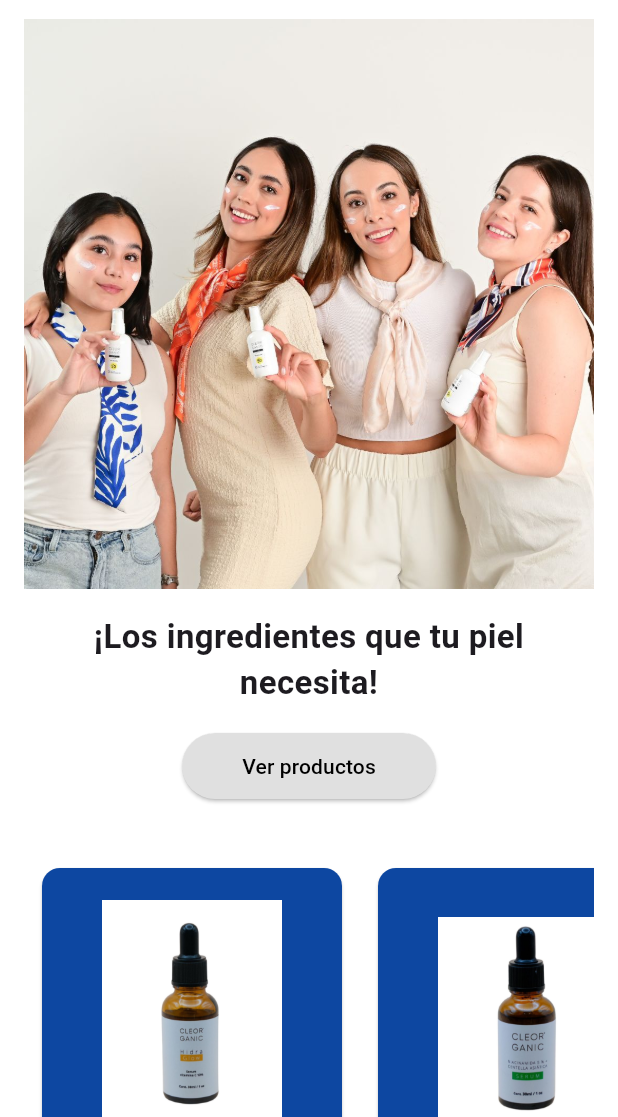
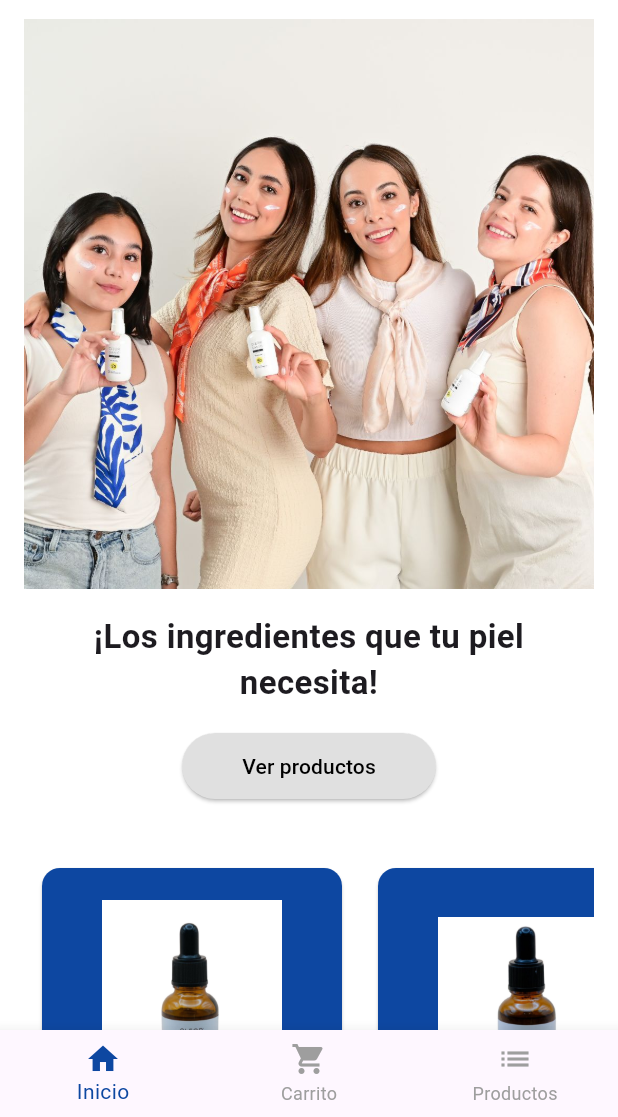
Before and after one commit to Pavito15/movilesProject, a Flutter app: the screen it shows after launch, on a phone screen of 412 x 824 dp, the part 119-1236 px from its top. Run offline on Flutter 3.47's test engine with Material 3 defaults, Android fonts, the phone set to English and light mode, and no system bars.

Commit message:
creacion de tabs

```diff
--- a/lib/main.dart
+++ b/lib/main.dart
@@ -1,6 +1,6 @@
 import 'package:flutter/material.dart';
+import 'package:project_v1/screens/Tab/tabs.dart';
 import 'package:project_v1/screens/login/signin.dart';
-import '../screens/home_screens.dart';
 
 void main() => runApp(const MyApp());
 
@@ -16,7 +16,7 @@ class MyApp extends StatelessWidget {
       ),
       initialRoute: '/',
       routes: {
-        '/': (context) => const HomeScreen(),
+        '/': (context) => const TabsScreen(), // Se inicia con TabsScreen
         '/profile': (context) => const Signin(),
       },
     );
--- /dev/null
+++ b/lib/screens/Tab/tabs.dart
@@ -0,0 +1,52 @@
+import 'package:flutter/material.dart';
+import 'package:project_v1/screens/home_screens.dart';
+import 'package:project_v1/screens/shoppyCar.dart';
+import 'package:project_v1/screens/productos.dart';
+import 'package:project_v1/models/productos.dart';
+import 'package:project_v1/widgets/menus/menu.dart';
+
+class TabsScreen extends StatefulWidget {
+  const TabsScreen({super.key});
+
+  @override
+  State<TabsScreen> createState() => _TabsScreenState();
+}
+
+class _TabsScreenState extends State<TabsScreen> {
+  int _selectedPageIndex = 0;
+  final List<Producto> carrito = [];
+
+  void _selectPage(int index) {
+    setState(() {
+      _selectedPageIndex = index;
+    });
+  }
+
+  @override
+  Widget build(BuildContext context) {
+    final List<Widget> pages = [
+      HomeScreen(onTabSelected: _selectPage),
+      ShoppyCar(carrito: carrito),
+      ProductosScreen(onProductSelected: (producto) {}),
+    ];
+
+    return Scaffold(
+      drawer: MenuDrawer(carrito: carrito, onTabSelected: _selectPage),
+      body: IndexedStack(
+        index: _selectedPageIndex,
+        children: pages,
+      ),
+      bottomNavigationBar: BottomNavigationBar(
+        onTap: _selectPage,
+        currentIndex: _selectedPageIndex,
+        selectedItemColor: Colors.blue.shade900,
+        unselectedItemColor: Colors.grey,
+        items: const [
+          BottomNavigationBarItem(icon: Icon(Icons.home), label: 'Inicio'),
+          BottomNavigationBarItem(icon: Icon(Icons.shopping_cart), label: 'Carrito'),
+          BottomNavigationBarItem(icon: Icon(Icons.list), label: 'Productos'),
+        ],
+      ),
+    );
+  }
+}
--- a/lib/screens/home_screens.dart
+++ b/lib/screens/home_screens.dart
@@ -2,13 +2,15 @@ import 'package:flutter/material.dart';
 import '../widgets/home.dart';
 
 class HomeScreen extends StatelessWidget {
-  const HomeScreen({super.key});
+  const HomeScreen({super.key, required this.onTabSelected});
+
+  final Function(int) onTabSelected;
 
   @override
   Widget build(BuildContext context) {
     return Scaffold(
       body: SafeArea(
-        child: HomeWidget(),
+        child: HomeWidget(onTabSelected: onTabSelected),
       ),
     );
   }
--- a/lib/widgets/home.dart
+++ b/lib/widgets/home.dart
@@ -1,17 +1,17 @@
 import 'package:flutter/material.dart';
-import 'package:project_v1/screens/productos.dart';
-import 'package:project_v1/screens/shoppyCar.dart';
 import '../data/productos.dart';
 import 'producto_item.dart';
-import 'menus/menu.dart';
+import 'package:project_v1/widgets/menus/menu.dart';
 
 class HomeWidget extends StatelessWidget {
-  const HomeWidget({super.key});
+  const HomeWidget({super.key, required this.onTabSelected});
+
+  final Function(int) onTabSelected;
 
   @override
   Widget build(BuildContext context) {
     return Scaffold(
-      drawer: const MenuDrawer(carrito: [],),
+      drawer: MenuDrawer(carrito: [], onTabSelected: onTabSelected),
       body: Column(
         children: [
           Container(
@@ -44,10 +44,7 @@ class HomeWidget extends StatelessWidget {
                 IconButton(
                   icon: const Icon(Icons.shopping_cart_outlined),
                   onPressed: () {
-                    Navigator.push(
-                      context,
-                      MaterialPageRoute(builder: (context) => const ShoppyCar(carrito: [],)),
-                    );
+                    onTabSelected(1);
                   },
                 ),
               ],
@@ -72,10 +69,7 @@ class HomeWidget extends StatelessWidget {
                   ),
                   ElevatedButton(
                     onPressed: () {
-                      Navigator.push(
-                        context,
-                        MaterialPageRoute(builder: (context) => const ProductosScreen()),
-                      );
+                      onTabSelected(2);
                     },
                     style: ElevatedButton.styleFrom(
                       backgroundColor: Colors.grey[300],
--- a/lib/widgets/producto_item.dart
+++ b/lib/widgets/producto_item.dart
@@ -1,6 +1,7 @@
 import 'package:flutter/material.dart';
 import '../models/productos.dart';
 import '../screens/producto_details.dart';
+
 class ProductoItem extends StatelessWidget {
   const ProductoItem({super.key, required this.producto});
 
@@ -13,7 +14,7 @@ class ProductoItem extends StatelessWidget {
         Navigator.push(
           context,
           MaterialPageRoute(
-            builder: (context) => DetalleProductoScreen(producto: producto),
+            builder: (context) => DetalleProductoScreen(producto: producto), // ✅ Se eliminó `onProductSelected`
           ),
         );
       },
```
Also changed, not shown: lib/screens/producto_details.dart (+35 -12 lines), lib/screens/productos.dart (+7 -2 lines), lib/widgets/menus/menu.dart (+7 -13 lines), pubspec.lock.
